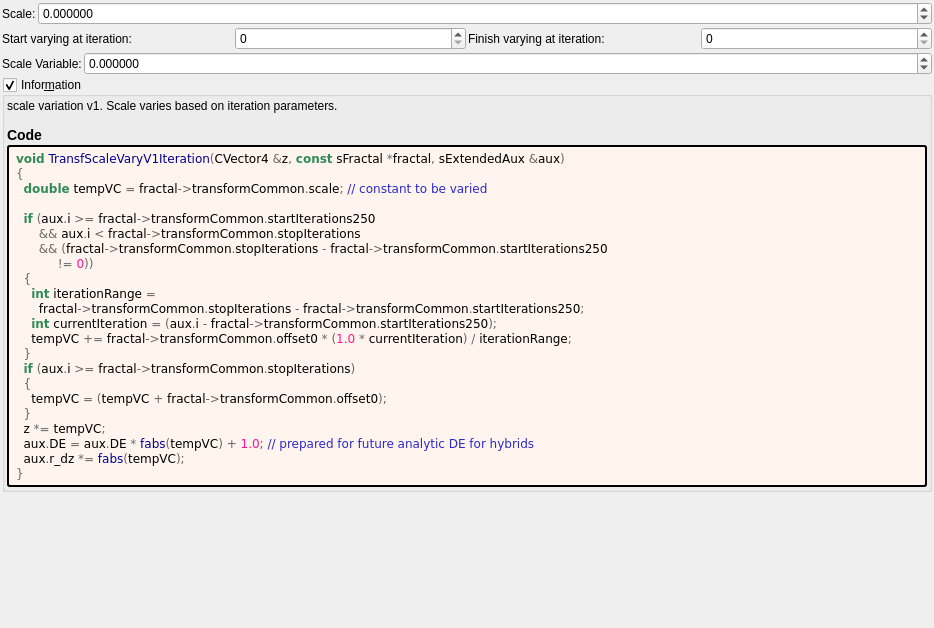
Old version of the form mandelbulber2/formula/ui/transf_scale_vary_v1.ui in the repository buddhi1980/mandelbulber2.
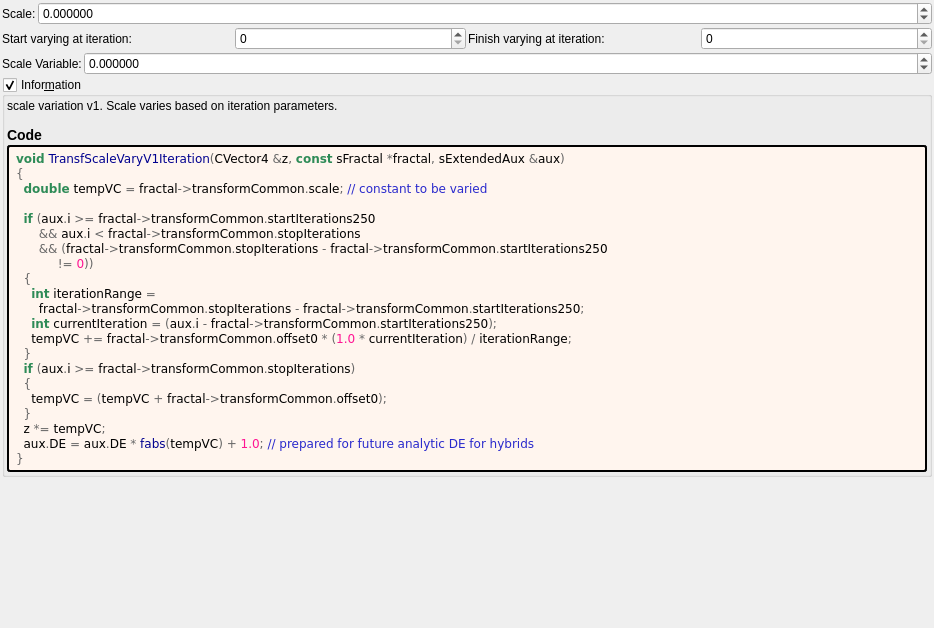
New version of the form. Custom widgets are drawn as their Qt base class.

```diff
--- a/mandelbulber2/formula/ui/transf_scale_vary_v1.ui
+++ b/mandelbulber2/formula/ui/transf_scale_vary_v1.ui
@@ -232,7 +232,6 @@
   &lt;span style=&quot;color:#676767&quot;&gt;}&lt;/span&gt;
   z &lt;span style=&quot;color:#676767&quot;&gt;*=&lt;/span&gt; tempVC&lt;span style=&quot;color:#676767&quot;&gt;;&lt;/span&gt;
   aux&lt;span style=&quot;color:#676767&quot;&gt;.&lt;/span&gt;DE &lt;span style=&quot;color:#676767&quot;&gt;=&lt;/span&gt; aux&lt;span style=&quot;color:#676767&quot;&gt;.&lt;/span&gt;DE &lt;span style=&quot;color:#676767&quot;&gt;*&lt;/span&gt; &lt;span style=&quot;color:#00008f&quot;&gt;fabs&lt;/span&gt;&lt;span style=&quot;color:#676767&quot;&gt;(&lt;/span&gt;tempVC&lt;span style=&quot;color:#676767&quot;&gt;) +&lt;/span&gt; &lt;span style=&quot;color:#ff1493&quot;&gt;1.0&lt;/span&gt;&lt;span style=&quot;color:#676767&quot;&gt;;&lt;/span&gt; &lt;span style=&quot;color:#2929cc&quot;&gt;// prepared for future analytic DE for hybrids&lt;/span&gt;
-  aux&lt;span style=&quot;color:#676767&quot;&gt;.&lt;/span&gt;r_dz &lt;span style=&quot;color:#676767&quot;&gt;*=&lt;/span&gt; &lt;span style=&quot;color:#00008f&quot;&gt;fabs&lt;/span&gt;&lt;span style=&quot;color:#676767&quot;&gt;(&lt;/span&gt;tempVC&lt;span style=&quot;color:#676767&quot;&gt;);&lt;/span&gt;
 &lt;span style=&quot;color:#676767&quot;&gt;}&lt;/span&gt;
 &lt;/pre&gt;
 &lt;/body&gt;</string>
```
